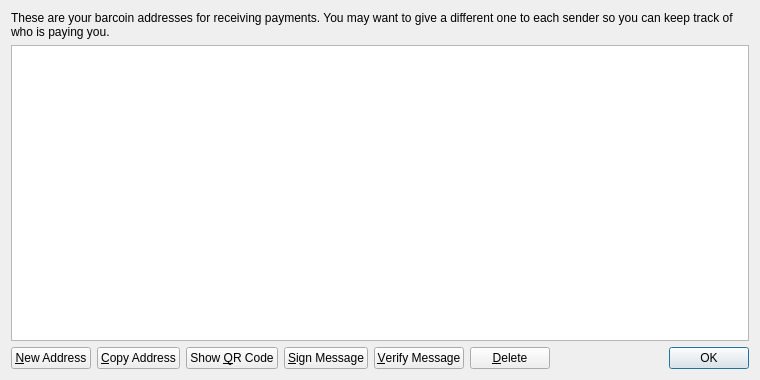
The window that src/qt/forms/addressbookpage.ui (digicredit/digicredit) describes before a commit, drawn with Qt 5.
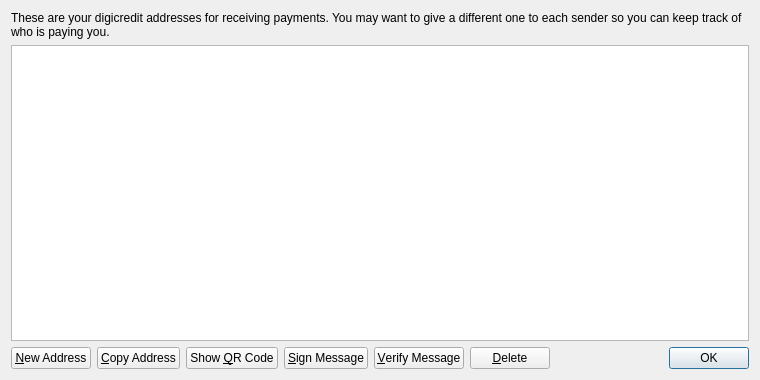
The same window after the commit. Icons and pictures are not drawn.

```diff
--- a/src/qt/forms/addressbookpage.ui
+++ b/src/qt/forms/addressbookpage.ui
@@ -17,7 +17,7 @@
    <item>
     <widget class="QLabel" name="labelExplanation">
      <property name="text">
-      <string>These are your barcoin addresses for receiving payments. You may want to give a different one to each sender so you can keep track of who is paying you.</string>
+      <string>These are your digicredit addresses for receiving payments. You may want to give a different one to each sender so you can keep track of who is paying you.</string>
      </property>
      <property name="textFormat">
       <enum>Qt::PlainText</enum>
```
